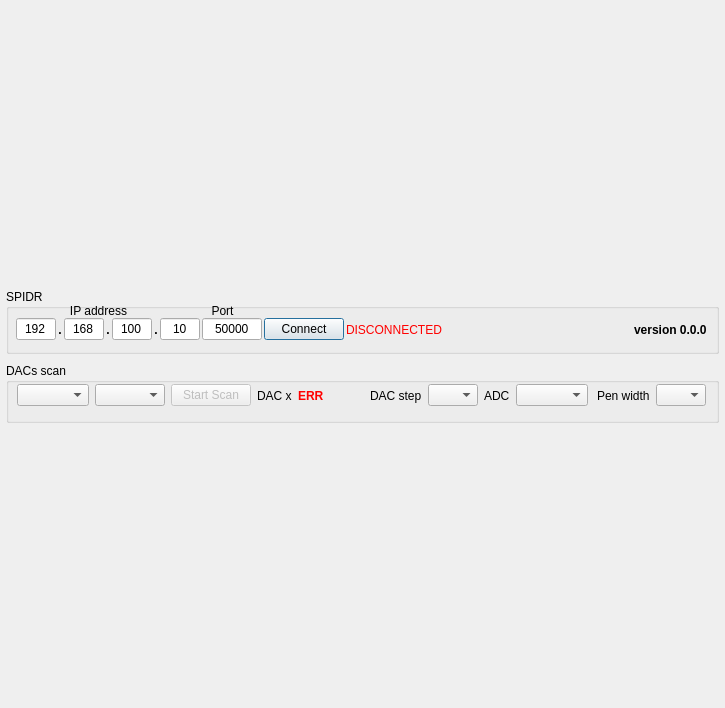
This is SpidrDacsScan/SpidrDacsScan.ui in navrit/dexter as Qt 5 draws it before an edit. The edited form follows.
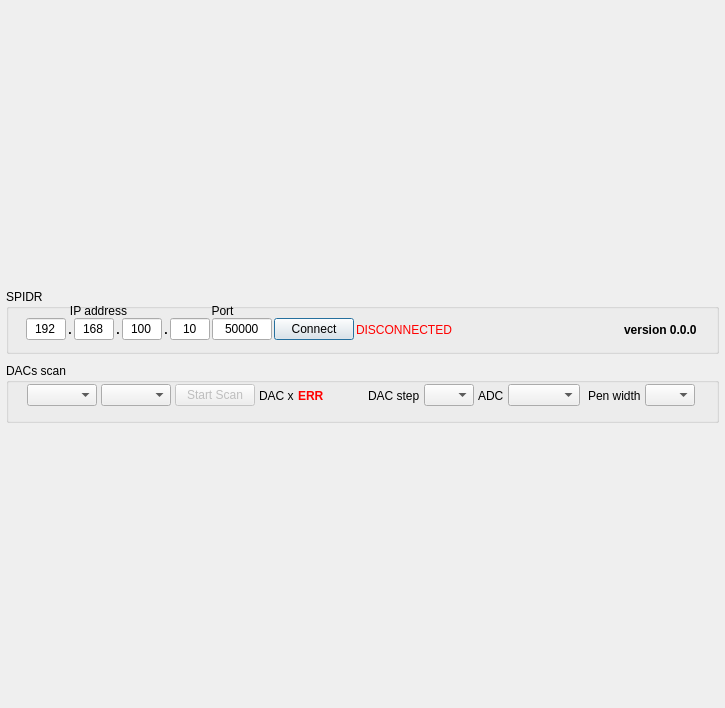
This is the edited form. Icons and pictures are not drawn.

Patch:
```diff
--- a/SpidrDacsScan/SpidrDacsScan.ui
+++ b/SpidrDacsScan/SpidrDacsScan.ui
@@ -94,6 +94,12 @@
          <property name="spacing">
           <number>2</number>
          </property>
+         <property name="leftMargin">
+          <number>10</number>
+         </property>
+         <property name="rightMargin">
+          <number>10</number>
+         </property>
          <item>
           <widget class="QLineEdit" name="_lineEditAddr3">
            <property name="maximumSize">
@@ -344,9 +350,25 @@
           <height>25</height>
          </rect>
         </property>
-        <layout class="QHBoxLayout" name="horizontalLayout">
+        <layout class="QHBoxLayout" name="_horizontalLayoutScan">
+         <property name="spacing">
+          <number>4</number>
+         </property>
+         <property name="leftMargin">
+          <number>10</number>
+         </property>
+         <property name="rightMargin">
+          <number>10</number>
+         </property>
          <item>
-          <widget class="QComboBox" name="_comboBoxDeviceIndex"/>
+          <widget class="QComboBox" name="_comboBoxDeviceIndex">
+           <property name="maximumSize">
+            <size>
+             <width>70</width>
+             <height>16777215</height>
+            </size>
+           </property>
+          </widget>
          </item>
          <item>
           <widget class="QComboBox" name="_comboBoxDeviceType">
```
Left out of the diff: 2 changed lines with no effect on the pictures.
